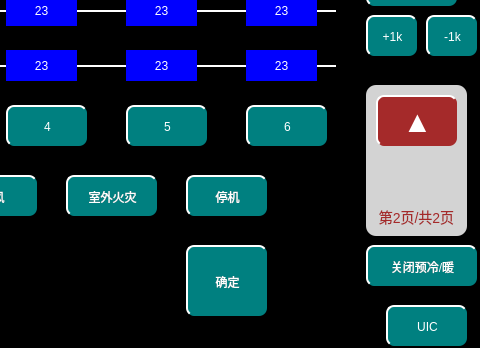
mayue-crrc/ShenyangMetro9DB, file vehicleacpage2.ui: the form before one commit; both pictures show x 544 to 1024 and y 165 to 513 of the 1024 by 513 pixel window.
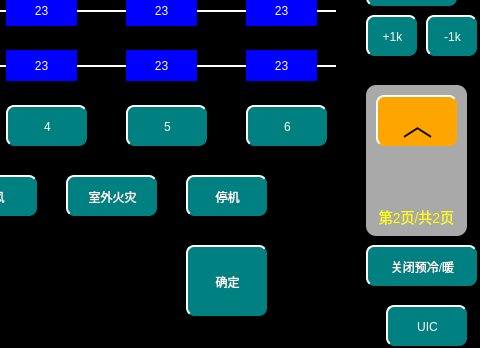
The form after the commit.

```diff
--- a/vehicleacpage2.ui
+++ b/vehicleacpage2.ui
@@ -26,10 +26,12 @@
 }
 QPushButton
 {
-	background-color:brown ;
-	border-radius:8px;
-border-top: 2px solid white;	
+	font: 20px, &quot;微软雅黑&quot;;
+    color: white;
+	background-color: rgb(0, 128, 128);
+	border-top: 2px solid white;	
 	border-left: 2px solid white;
+border-radius:8px;
 }</string>
   </property>
   <widget class="QLabel" name="ACModeMP2lbl">
@@ -508,10 +510,11 @@
     </rect>
    </property>
    <property name="styleSheet">
-    <string notr="true">background-color:lightgray;
+    <string notr="true">background-color:gray;
 border-radius:10px;
 font:14px;
-color:brown;</string>
+color:yellow;
+background-color:darkgray;</string>
    </property>
    <property name="text">
     <string>
@@ -560,12 +563,12 @@
    </property>
    <property name="styleSheet">
     <string notr="true">font:30px;
-color:white;
-background-color:brown;
+color:black;
+background-color:orange;
 border-radius:8px;</string>
    </property>
    <property name="text">
-    <string>▲</string>
+    <string>︿</string>
    </property>
   </widget>
   <widget class="QLabel" name="ACReduceMP1lbl">
```
